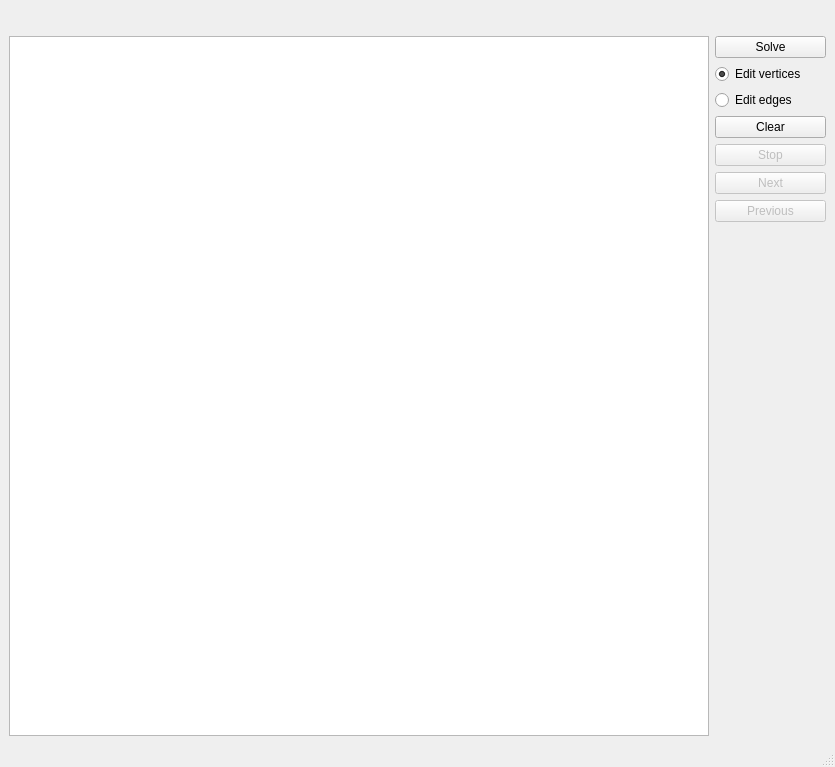
The window that euler/src/Form.ui (Sova777/analyzeresults) describes before a commit, drawn with Qt 5.
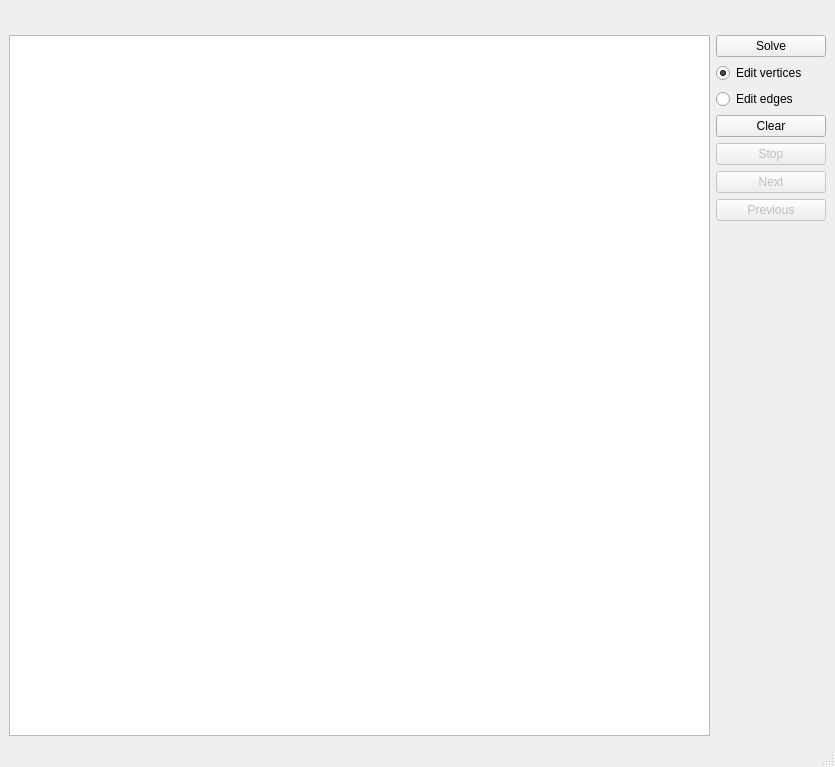
The same window after the commit.

What changed in the file:
```diff
--- a/euler/src/Form.ui
+++ b/euler/src/Form.ui
@@ -62,8 +62,8 @@
         </property>
         <property name="minimumSize">
          <size>
-          <width>700</width>
-          <height>700</height>
+          <width>701</width>
+          <height>701</height>
          </size>
         </property>
         <property name="mouseTracking">
```
